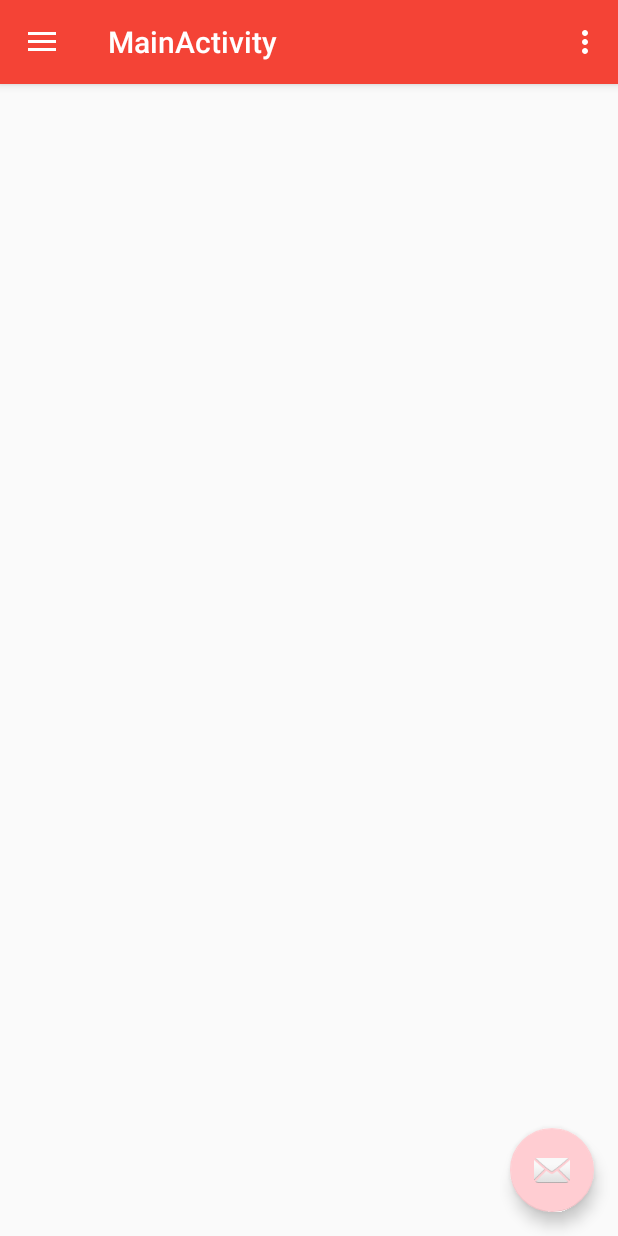
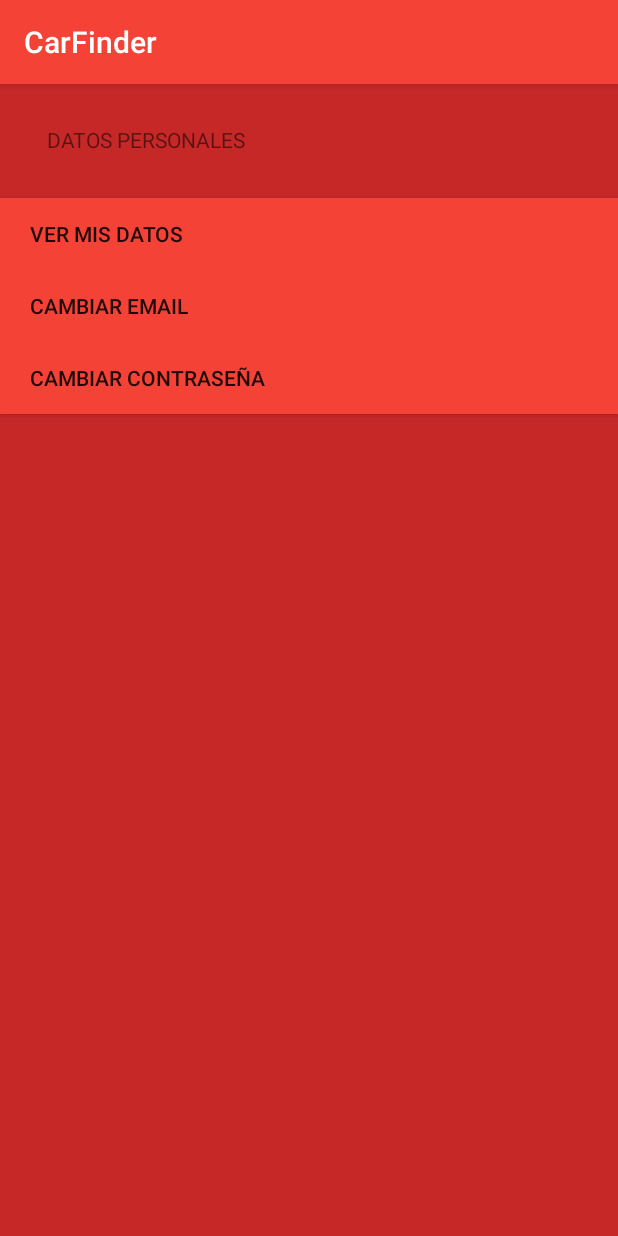
Before and after one commit to josse995/CarFinder, an Android app: the MainActivity screen opened directly, with no data from a screen before it, in the side drawer, after a tap on "Ajustes", on a phone screen of 412 x 824 dp. Run offline under Robolectric (Android 15) with nearby library versions, the light colour scheme and no system bars.

Commit message:
Añadida la actividad de Opciones

```diff
--- a/app/src/main/AndroidManifest.xml
+++ b/app/src/main/AndroidManifest.xml
@@ -39,7 +39,8 @@
         <activity
             android:name=".MainActivity"
             android:label="@string/title_activity_main"
-            android:theme="@style/AppTheme.NoActionBar"></activity>
+            android:theme="@style/AppTheme.NoActionBar" />
+        <activity android:name=".SettingsActivity"></activity>
     </application>
 
 </manifest>
--- a/app/src/main/java/fdi/ucm/carfinder/MainActivity.java
+++ b/app/src/main/java/fdi/ucm/carfinder/MainActivity.java
@@ -1,5 +1,6 @@
 package fdi.ucm.carfinder;
 
+import android.content.Intent;
 import android.os.Bundle;
 import android.support.design.widget.FloatingActionButton;
 import android.support.design.widget.Snackbar;
@@ -81,14 +82,21 @@ public class MainActivity extends AppCompatActivity
         // Handle navigation view item clicks here.
         int id = item.getItemId();
 
+        Boolean select = false;
+        Intent i = null;
         if (id == R.id.inicio) {
             // Handle the camera action
         } else if (id == R.id.coches) {
 
         } else if (id == R.id.ajustes) {
-
+            select = true;
+            i = new Intent(this, SettingsActivity.class);
         } else if (id == R.id.cerrarSesion) {
 
+        }
+
+        if(select){
+            startActivity(i);
         }
 
         DrawerLayout drawer = (DrawerLayout) findViewById(R.id.drawer_layout);
--- /dev/null
+++ b/app/src/main/java/fdi/ucm/carfinder/SettingsActivity.java
@@ -0,0 +1,13 @@
+package fdi.ucm.carfinder;
+
+import android.support.v7.app.AppCompatActivity;
+import android.os.Bundle;
+
+public class SettingsActivity extends AppCompatActivity {
+
+    @Override
+    protected void onCreate(Bundle savedInstanceState) {
+        super.onCreate(savedInstanceState);
+        setContentView(R.layout.activity_settings);
+    }
+}
--- /dev/null
+++ b/app/src/main/res/layout/activity_settings.xml
@@ -0,0 +1,54 @@
+<?xml version="1.0" encoding="utf-8"?>
+<RelativeLayout xmlns:android="http://schemas.android.com/apk/res/android"
+    xmlns:app="http://schemas.android.com/apk/res-auto"
+    xmlns:tools="http://schemas.android.com/tools"
+    android:layout_width="match_parent"
+    android:layout_height="match_parent"
+    tools:context="fdi.ucm.carfinder.SettingsActivity"
+    android:background="@color/colorPrimaryDark">
+
+    <TextView
+        android:id="@+id/personal_dataTextField"
+        android:layout_width="wrap_content"
+        android:layout_height="wrap_content"
+        android:layout_alignParentStart="true"
+        android:layout_alignParentTop="true"
+        android:layout_marginStart="31dp"
+        android:layout_marginTop="27dp"
+        android:text="@string/personal_data"/>
+
+    <Button
+        android:id="@+id/buttonView_my_data"
+        android:layout_width="match_parent"
+        android:layout_height="wrap_content"
+        android:layout_marginTop="29dp"
+        android:background="@color/colorPrimary"
+        android:paddingLeft="20dp"
+        android:text="@string/view_my_data"
+        android:textAlignment="viewStart"
+        android:layout_below="@+id/personal_dataTextField"
+        android:layout_alignParentStart="true" />
+
+    <Button
+        android:id="@+id/buttonChange_email"
+        android:layout_width="match_parent"
+        android:layout_height="wrap_content"
+        android:layout_alignStart="@+id/buttonView_my_data"
+        android:layout_below="@+id/buttonView_my_data"
+        android:background="@color/colorPrimary"
+        android:paddingLeft="20dp"
+        android:text="@string/change_email"
+        android:textAlignment="viewStart" />
+
+    <Button
+        android:id="@+id/buttonChange_password"
+        android:layout_width="match_parent"
+        android:layout_height="wrap_content"
+        android:layout_alignStart="@+id/buttonChange_email"
+        android:layout_below="@+id/buttonChange_email"
+        android:background="@color/colorPrimary"
+        android:paddingLeft="20dp"
+        android:text="@string/change_password"
+        android:textAlignment="viewStart" />
+
+</RelativeLayout>
--- a/app/src/main/res/values/strings.xml
+++ b/app/src/main/res/values/strings.xml
@@ -42,4 +42,10 @@
     <string name="options">Ajustes</string>
     <string name="logoff">Cerrar Sesión</string>
 
+    <!-- String related to SettingsActivity -->
+    <string name="personal_data">DATOS PERSONALES</string>
+    <string name="view_my_data">Ver mis datos</string>
+    <string name="change_email">Cambiar Email</string>
+    <string name="change_password">Cambiar contraseña</string>
+
 </resources>
```
Also changed, not shown: 13 other files.
